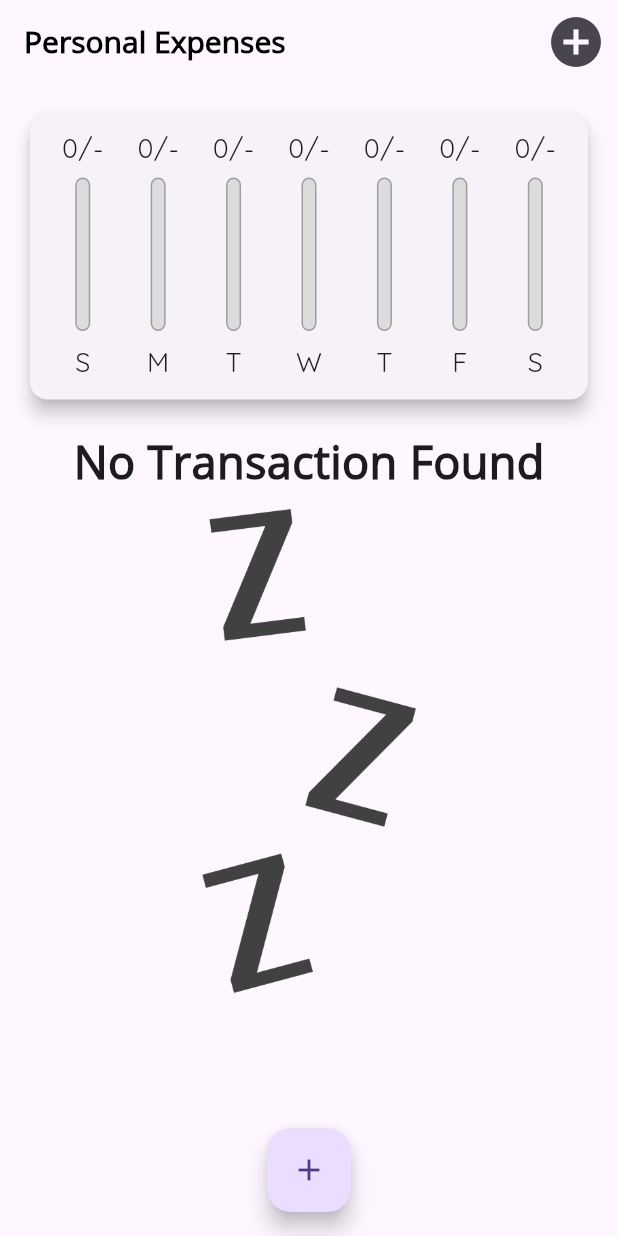
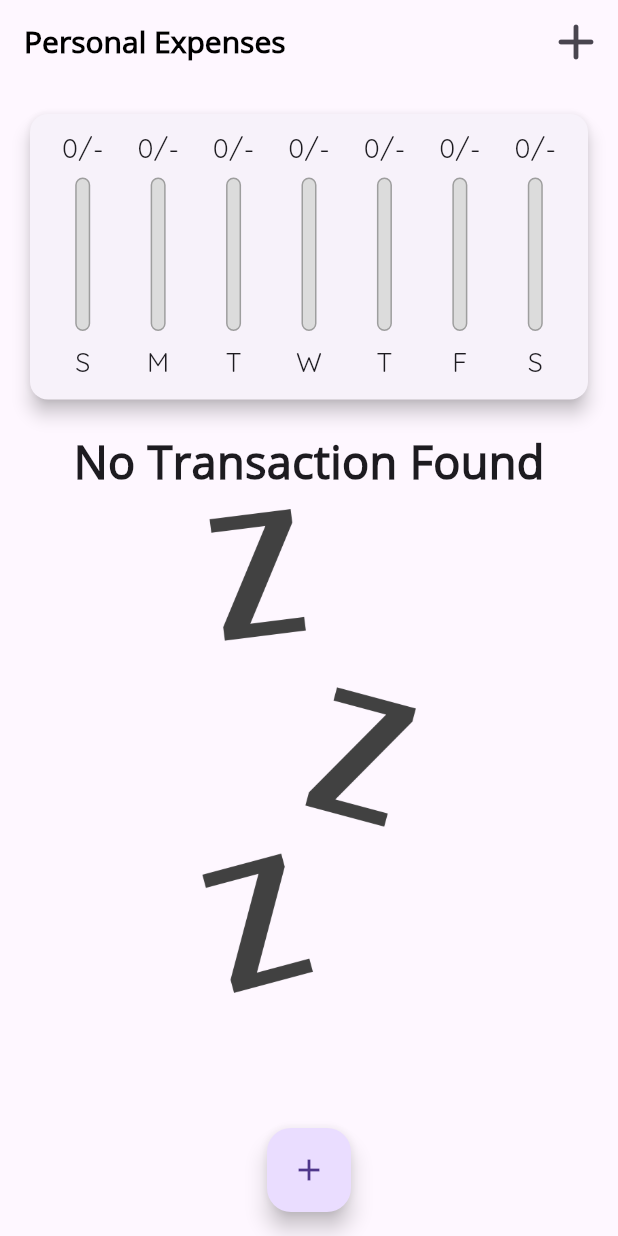
Before and after one commit to dumbun/Personal-Expenses, a Flutter app: the screen it shows after launch, on a phone screen of 412 x 824 dp. Run offline on Flutter 3.47's test engine with Material 2 defaults, Android fonts, the phone set to English and light mode, and no system bars.

Commit message:
Day-4 : minor chages in code for more radability

```diff
--- a/lib/main.dart
+++ b/lib/main.dart
@@ -47,7 +47,7 @@ class MyHomePage extends StatefulWidget {
   State<MyHomePage> createState() => _MyHomePageState();
 }
 
-class _MyHomePageState extends State<MyHomePage> {
+class _MyHomePageState extends State<MyHomePage> with WidgetsBindingObserver {
   final List<Transaction> _userTransactions = [];
   List<Transaction> get _recentTransactions {
     return _userTransactions.where((tx) {
@@ -86,6 +86,17 @@ class _MyHomePageState extends State<MyHomePage> {
   }
 
   bool _showChart = false;
+  @override
+  void initState() {
+    WidgetsBinding.instance.addObserver(this);
+    super.initState();
+  }
+
+  @override
+  void dispose() {
+    WidgetsBinding.instance.removeObserver(this);
+    super.dispose();
+  }
 
   List<Widget> _buidLandscapeContent(mediaQuery, appBar, txListWidget) {
     return [
@@ -144,7 +155,7 @@ class _MyHomePageState extends State<MyHomePage> {
             _startAddNewTransaction(context);
           },
           icon: const Icon(
-            Icons.add_circle_sharp,
+            Icons.add_rounded,
             size: 40,
           ),
         ),
--- a/lib/widget/transaction_list.dart
+++ b/lib/widget/transaction_list.dart
@@ -37,11 +37,16 @@ class TransactionList extends StatelessWidget {
               ],
             );
           })
-        : ListView.builder(
-            itemBuilder: (context, index) => TransactionItem(
-                transaction: transactions[index],
-                deleteTransaction: _deleteTransaction),
-            itemCount: transactions.length,
+        : ListView(
+            children: transactions
+                .map(
+                  (tx) => TransactionItem(
+                    key: ValueKey(tx.id),
+                    transaction: tx,
+                    deleteTransaction: _deleteTransaction,
+                  ),
+                )
+                .toList(),
           );
   }
 }
```
